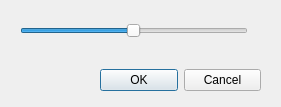
The window that HW2/thresholddialog.ui (scott123159/Principles-and-Applications-of-Digital-Image-Processing) describes before a commit, drawn with Qt 5.
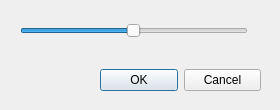
The same window after the commit.

```diff
--- a/HW2/thresholddialog.ui
+++ b/HW2/thresholddialog.ui
@@ -6,8 +6,8 @@
    <rect>
     <x>0</x>
     <y>0</y>
-    <width>281</width>
-    <height>107</height>
+    <width>280</width>
+    <height>110</height>
    </rect>
   </property>
   <property name="windowTitle">
```
